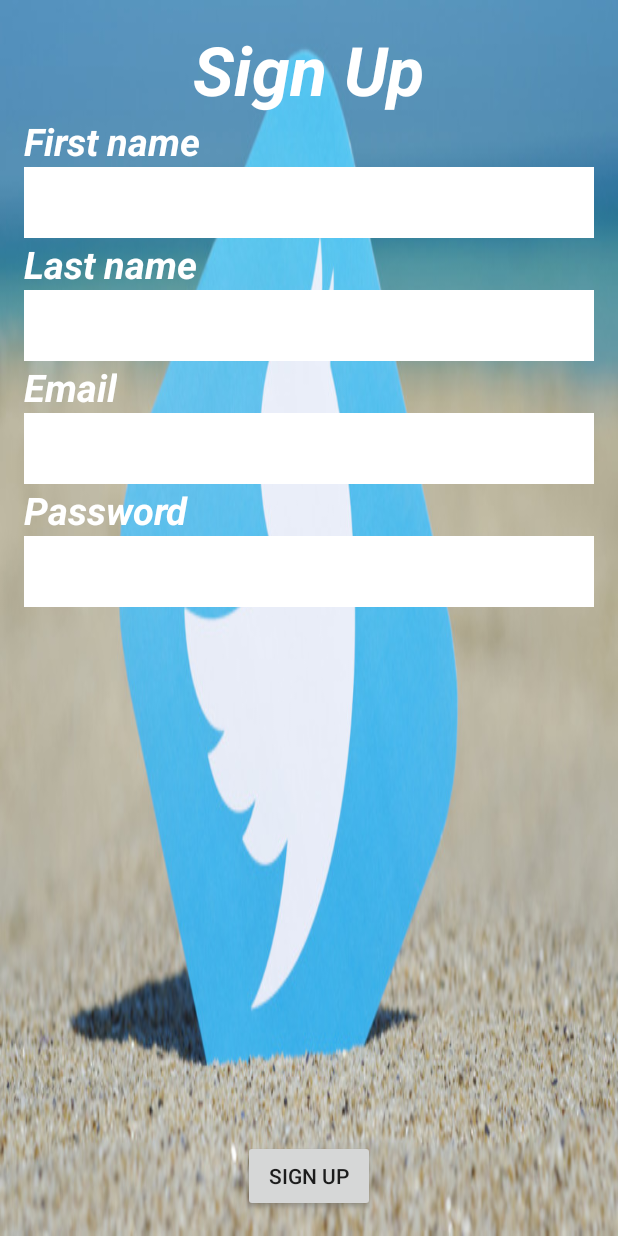
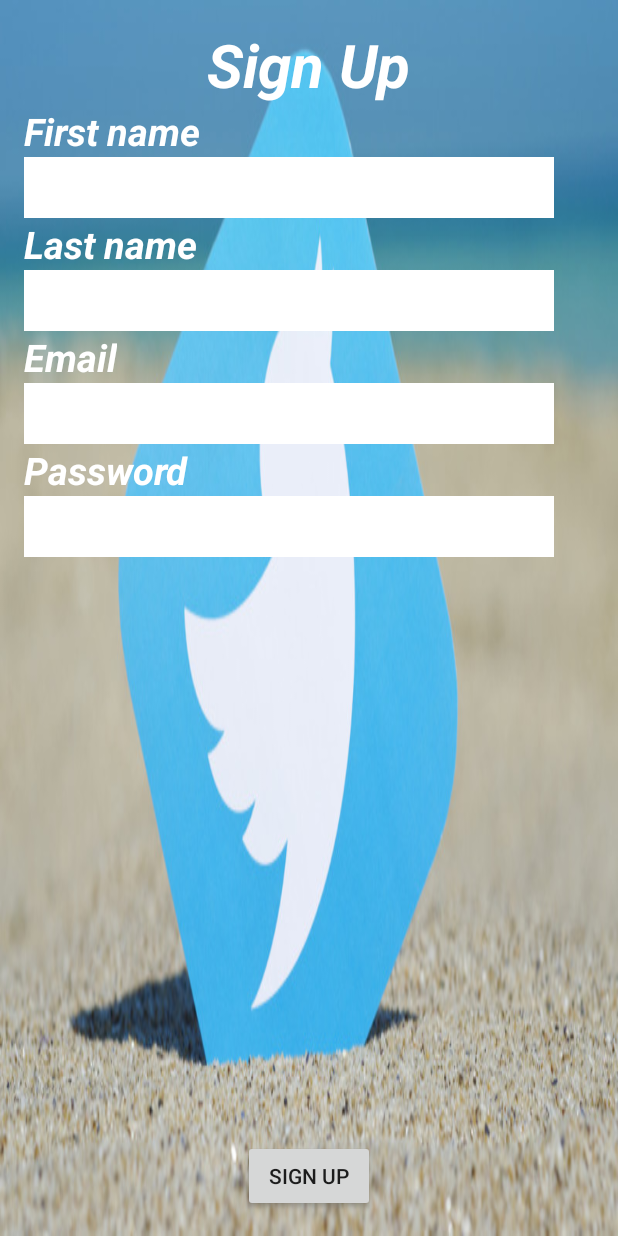
Before and after one commit to austincunningham/android-mytweet, an Android app: the layout activity_signup.xml on its own in the app's theme, with its tools: preview values and no code run, on a phone screen of 412 x 824 dp. Run offline under Robolectric (Android 15) with nearby library versions, the phone set to English and light mode, and no system bars.

Commit message:
AndroidManifest fixed for new package

```diff
--- a/app/src/main/AndroidManifest.xml
+++ b/app/src/main/AndroidManifest.xml
@@ -8,7 +8,7 @@
         android:label="@string/app_name"
         android:supportsRtl="true"
         android:theme="@style/AppTheme">
-        <activity android:name="com.mytweet.austin.com.austin.Welcome">
+        <activity android:name=".Welcome">
             <intent-filter>
                 <action android:name="android.intent.action.MAIN" />
 
@@ -16,11 +16,11 @@
             </intent-filter>
         </activity>
         <activity
-            android:name="com.mytweet.austin.com.austin.SignUp"
+            android:name=".SignUp"
             android:label="@string/app_name" >
         </activity>
         <activity
-            android:name="com.mytweet.austin.com.austin.Login"
+            android:name=".Login"
             android:label="@string/app_name" >
         </activity>
     </application>
--- a/app/src/main/res/layout/activity_signup.xml
+++ b/app/src/main/res/layout/activity_signup.xml
@@ -19,7 +19,7 @@
         android:id="@+id/textView6"
         android:textColor="@color/white"
         android:textStyle="bold|italic"
-        android:textSize="45sp"
+        android:textSize="40sp"
         android:layout_alignParentTop="true"
         android:layout_centerHorizontal="true" />
 
@@ -41,7 +41,7 @@
         android:inputType="textPersonName"
         android:text=""
         android:ems="10"
-        android:textSize="35sp"
+        android:textSize="30sp"
         android:background="@color/white"
         android:id="@+id/editText3"
         android:layout_below="@+id/textView7"
@@ -65,7 +65,7 @@
         android:layout_height="wrap_content"
         android:inputType="textPersonName"
         android:text=""
-        android:textSize="35sp"
+        android:textSize="30sp"
         android:background="@color/white"
         android:ems="10"
         android:id="@+id/editText4"
@@ -90,7 +90,7 @@
         android:layout_height="wrap_content"
         android:inputType="textEmailAddress"
         android:ems="10"
-        android:textSize="35sp"
+        android:textSize="30sp"
         android:background="@color/white"
         android:id="@+id/editText5"
         android:layout_below="@+id/textView9"
@@ -114,7 +114,7 @@
         android:layout_height="wrap_content"
         android:inputType="textPassword"
         android:ems="10"
-        android:textSize="35sp"
+        android:textSize="30sp"
         android:background="@color/white"
         android:id="@+id/editText6"
         android:layout_below="@+id/textView10"
```
